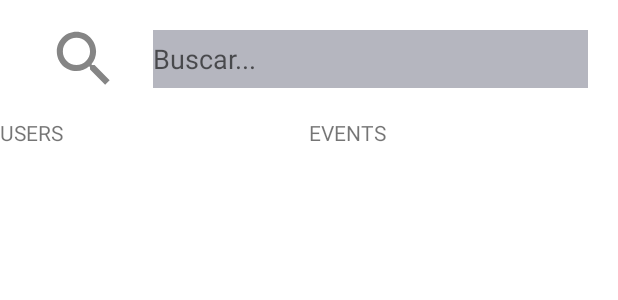
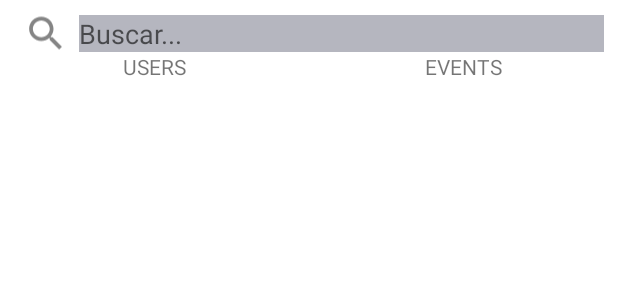
Before and after one commit to bielcarpi/OpenEvents, an Android app: the layout fragment_search.xml on its own in the app's theme, with its tools: preview values and no code run, on a phone screen of 412 x 824 dp. Shown: the top 300 px of the screen. Run offline under Robolectric (Android 15) with nearby library versions, the phone set to English and light mode, and no system bars; network calls fail.

Commit message:
Some bugs fixed and type letter font added

```diff
--- a/app/src/main/res/layout/fragment_1.xml
+++ b/app/src/main/res/layout/fragment_1.xml
@@ -3,7 +3,6 @@
     xmlns:tools="http://schemas.android.com/tools"
     android:layout_width="match_parent"
     android:layout_height="match_parent"
-    android:background="@color/purple_200"
     android:orientation="vertical"
 
     tools:context=".controller.fragments.Fragment1">
--- a/app/src/main/res/layout/fragment_search.xml
+++ b/app/src/main/res/layout/fragment_search.xml
@@ -5,42 +5,40 @@
     android:layout_height="match_parent"
     tools:context=".controller.fragments.SearchFragment">
 
-
+    <LinearLayout
+        android:layout_width="match_parent"
+        android:layout_height="wrap_content"
+        android:weightSum="20"
+        android:orientation="vertical">
 
         <LinearLayout
             android:layout_width="match_parent"
-        android:layout_height="match_parent"
-        android:weightSum="20"
-        android:orientation="vertical">
+            android:layout_height="10dp"
+            android:gravity="center"
+            android:orientation="horizontal">
+        </LinearLayout>
+
         <LinearLayout
-        android:layout_margin="20dp"
             android:layout_width="match_parent"
-        android:layout_height="0dp"
-        android:layout_weight="1"
+            android:layout_height="wrap_content"
             android:gravity="center"
-        android:weightSum="10"
+            android:layout_marginStart="10dp"
             android:orientation="horizontal">
 
             <ImageView
                 android:id="@+id/search_button"
-            android:layout_width="0dp"
+                android:layout_width="wrap_content"
                 android:layout_height="match_parent"
-            android:layout_weight="2"
                 android:src="@drawable/ic_search_light" />
-
 
             <EditText
                 android:id="@+id/search_bar"
-            android:layout_width="0dp"
+                android:layout_width="350dp"
                 android:layout_height="match_parent"
-            android:layout_weight="8"
                 android:layout_marginStart="10dp"
                 android:layout_marginLeft="20dp"
                 android:background="#8F7B7D8E"
                 android:hint="Buscar..." />
-
-
-
 
         </LinearLayout>
 
@@ -56,6 +54,7 @@
                 android:layout_width="0dp"
                 android:layout_height="match_parent"
                 android:layout_weight="1"
+                android:gravity="center"
                 android:text="USERS" />
 
             <TextView
@@ -63,6 +62,7 @@
                 android:layout_width="0dp"
                 android:layout_height="match_parent"
                 android:layout_weight="1"
+                android:gravity="center"
                 android:text="EVENTS" />
 
 
--- a/app/src/main/res/values/strings.xml
+++ b/app/src/main/res/values/strings.xml
@@ -61,8 +61,10 @@
     <string name="add_friend">ADD FRIEND</string>
     <string name="remove_friend">REMOVE FRIEND</string>
     <string name="message">MESSAGE</string>
-    <string name="event_user_name">USERNAME</string>
-    <string name="event_description">DESCRIPTION:</string>
+    <string name="event_start">17/05/2022</string>
+    <string name="event_end">17/05/2022</string>
+    <string name="event_location">LOCATION</string>
+    <string name="event_time">2 HOUR(S) AGO</string>
 
     <string name="edit">EDIT</string>
     <string name="delete">DELETE</string>
```
Also changed, not shown: app/src/main/res/layout/fragment_friends.xml (+6 -2 lines), app/src/main/res/layout/list_adapter.xml (+64 -50 lines), app/src/main/res/font/helveticaneue_bold.ttf (added). Lines whose indentation alone changed are shown as unchanged.
